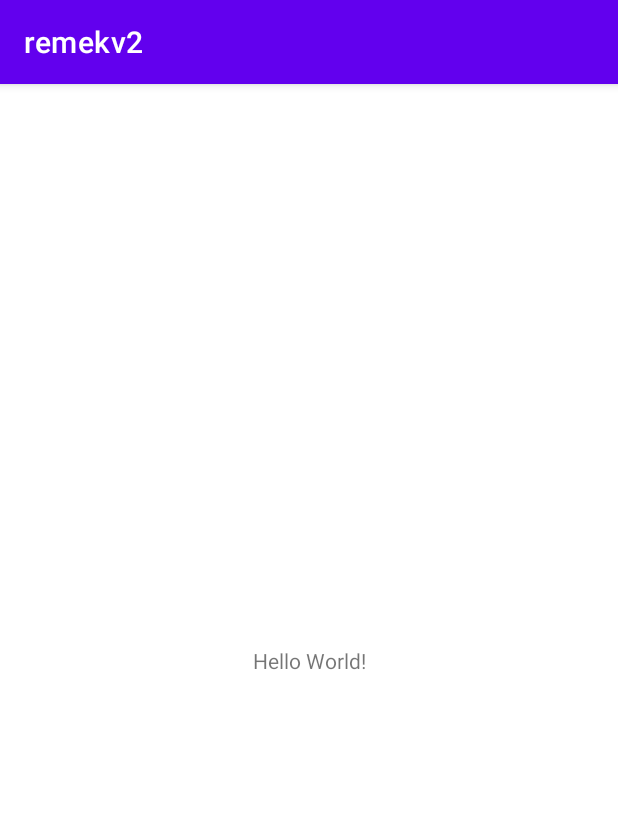
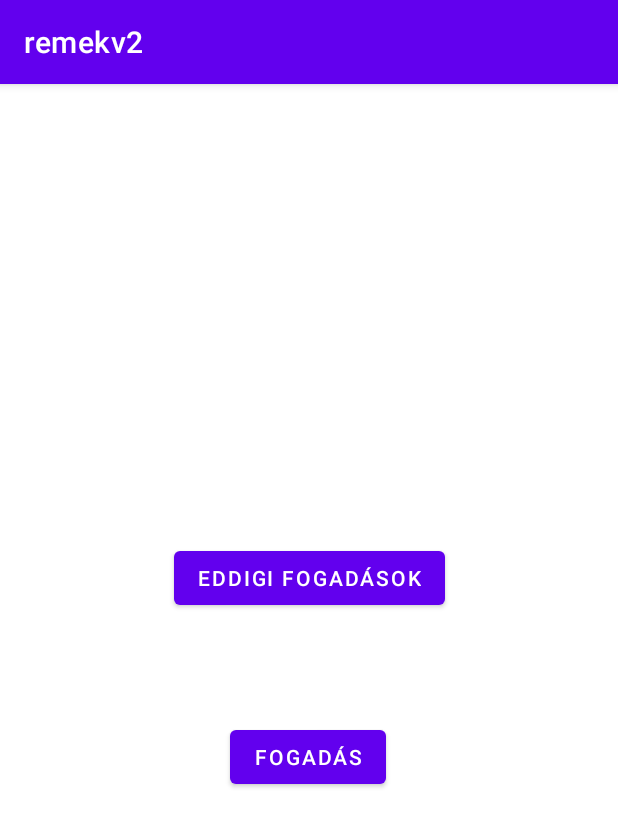
Before and after one commit to ocsko/forma1, an Android app: the MainActivity screen opened directly, with no data from a screen before it, on a phone screen of 412 x 824 dp. Shown: the top 827 px of the screen. Run offline under Robolectric (Android 15) with nearby library versions, the phone set to English and light mode, and no system bars.

Commit message:
mainActivity

```diff
--- a/app/src/main/AndroidManifest.xml
+++ b/app/src/main/AndroidManifest.xml
@@ -28,6 +28,8 @@
                 <category android:name="android.intent.category.LAUNCHER" />
             </intent-filter>
         </activity>
+
+
     </application>
 
 </manifest>
--- a/app/src/main/java/com/example/remekv2/MainActivity.java
+++ b/app/src/main/java/com/example/remekv2/MainActivity.java
@@ -2,13 +2,41 @@ package com.example.remekv2;
 
 import androidx.appcompat.app.AppCompatActivity;
 
+import android.content.Intent;
 import android.os.Bundle;
+import android.view.View;
+import android.widget.Button;
 
 public class MainActivity extends AppCompatActivity {
-
+    Button btnFogadas;
+    Button btnEddigiFogadasok;
     @Override
     protected void onCreate(Bundle savedInstanceState) {
         super.onCreate(savedInstanceState);
         setContentView(R.layout.activity_main);
+
+        btnFogadas = findViewById(R.id.buttonFogadas);
+        btnEddigiFogadasok = findViewById(R.id.buttonEddigFogadasok);
+
+        btnFogadas.setOnClickListener(new View.OnClickListener() {
+            @Override
+            public void onClick(View v) {
+                Intent intent = new Intent(getApplicationContext(), fogadas.class);
+                startActivity(intent);
+                finish();
+            }
+        });
+
+        btnEddigiFogadasok.setOnClickListener(new View.OnClickListener() {
+            @Override
+            public void onClick(View v) {
+                Intent intent = new Intent(getApplicationContext(), eddigifogadasok.class);
+                startActivity(intent);
+                finish();
+            }
+        });
+
+
     }
+
 }
--- a/app/src/main/java/com/example/remekv2/bejelentkezes.java
+++ b/app/src/main/java/com/example/remekv2/bejelentkezes.java
@@ -51,7 +51,7 @@ public class bejelentkezes extends AppCompatActivity {
                                     String result = putData.getResult();
                                     if(result.equals("Login Success")){
                                         Toast.makeText(getApplicationContext(), result, Toast.LENGTH_SHORT).show();
-                                        Intent intent = new Intent(getApplicationContext(), fogadas.class);
+                                        Intent intent = new Intent(getApplicationContext(), MainActivity.class);
                                         intent.putExtra("Username", username);
                                         startActivity(intent);
                                         finish();
--- a/app/src/main/res/layout/activity_main.xml
+++ b/app/src/main/res/layout/activity_main.xml
@@ -4,15 +4,32 @@
     xmlns:tools="http://schemas.android.com/tools"
     android:layout_width="match_parent"
     android:layout_height="match_parent"
-    tools:context=".MainActivity">
+    tools:context=".MainActivity"
+    tools:layout_editor_absoluteX="0dp"
+    tools:layout_editor_absoluteY="-195dp">
 
-    <TextView
+    <Button
+        android:id="@+id/buttonEddigFogadasok"
         android:layout_width="wrap_content"
         android:layout_height="wrap_content"
-        android:text="Hello World!"
+        android:text="Eddigi fogadások"
         app:layout_constraintBottom_toBottomOf="parent"
-        app:layout_constraintLeft_toLeftOf="parent"
-        app:layout_constraintRight_toRightOf="parent"
-        app:layout_constraintTop_toTopOf="parent" />
+        app:layout_constraintEnd_toEndOf="parent"
+        app:layout_constraintStart_toStartOf="parent"
+        app:layout_constraintTop_toTopOf="parent"
+        app:layout_constraintVertical_bias="0.424"
+        tools:ignore="MissingConstraints" />
 
+    <Button
+        android:id="@+id/buttonFogadas"
+        android:layout_width="wrap_content"
+        android:layout_height="wrap_content"
+        android:text="Fogadás"
+        app:layout_constraintBottom_toBottomOf="parent"
+        app:layout_constraintEnd_toEndOf="parent"
+        app:layout_constraintHorizontal_bias="0.498"
+        app:layout_constraintStart_toStartOf="parent"
+        app:layout_constraintTop_toTopOf="parent"
+        app:layout_constraintVertical_bias="0.59"
+        tools:ignore="MissingConstraints" />
 </androidx.constraintlayout.widget.ConstraintLayout>
```
